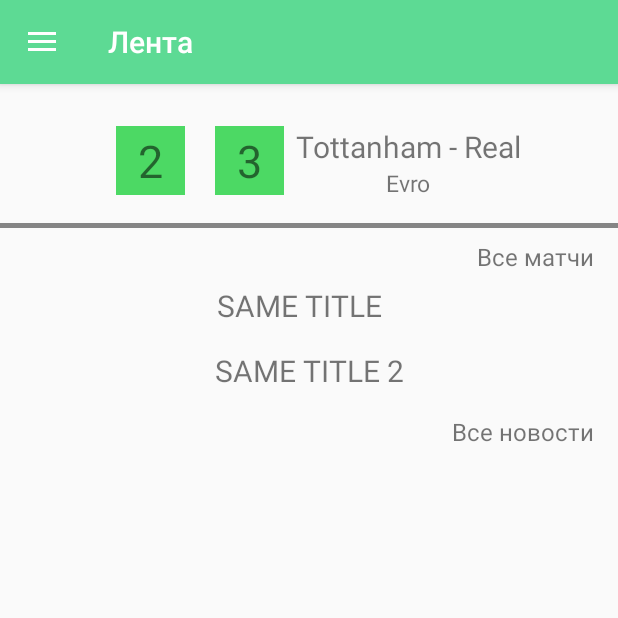
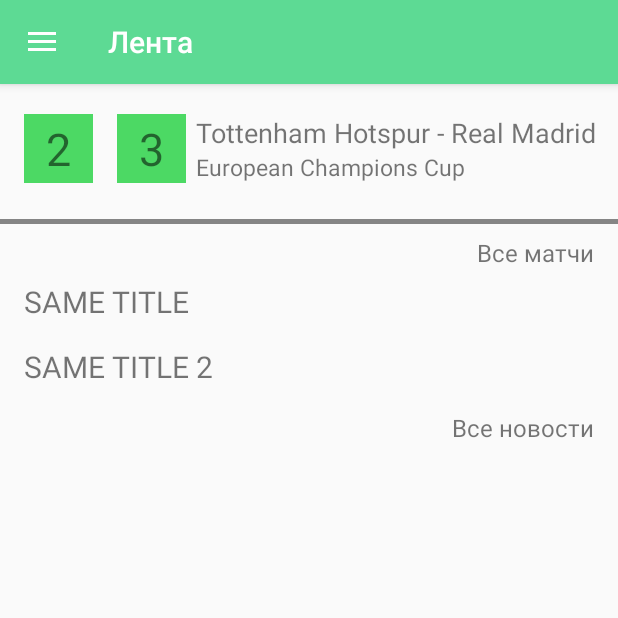
Before and after one commit to IIMullahmetov/FootballManagement, an Android app: the FeedFragment screen opened directly, with no data from a screen before it, on a phone screen of 412 x 824 dp, the top half of it. Run offline under Robolectric (Android 15) with nearby library versions, the phone set to English and light mode, and no system bars.

Commit message:
Code Cleanup, Design Fixes

```diff
--- a/Android/app/src/main/java/ru/kpfu/itis/android/activities/AuthActivity.java
+++ b/Android/app/src/main/java/ru/kpfu/itis/android/activities/AuthActivity.java
@@ -51,7 +51,7 @@ public class AuthActivity extends AppCompatActivity implements View.OnClickListe
     public void onClick(View v) {
         switch (v.getId()) {
             case R.id.btn_signIn:
-                Intent intent = new Intent(context, FeedActivity.class);
+                Intent intent = new Intent(context, MainActivity.class);
                 startActivity(intent);
                 finish();
                 break;
--- a/Android/app/src/main/java/ru/kpfu/itis/android/activities/MainActivity.java
+++ b/Android/app/src/main/java/ru/kpfu/itis/android/activities/MainActivity.java
@@ -24,14 +24,14 @@ public class MainActivity extends AppCompatActivity implements NavigationView.On
     @Override
     protected void onCreate(Bundle savedInstanceState) {
         super.onCreate(savedInstanceState);
-        setContentView(R.layout.activity_feed);
+        setContentView(R.layout.activity_main);
         bind();
         Fragment fragment = FeedFragment.newInstance(MainActivity.this);
         FragmentManager fragmentManager = getSupportFragmentManager();
         fragmentManager.beginTransaction().replace(R.id.flContent, fragment).commit();
 
 
-        DrawerLayout drawer = (DrawerLayout) findViewById(R.id.drawer_layout);
+        DrawerLayout drawer = findViewById(R.id.drawer_layout);
         ActionBarDrawerToggle toggle = new ActionBarDrawerToggle(
                 this, drawer, toolbar, R.string.navigation_drawer_open, R.string.navigation_drawer_close);
         drawer.addDrawerListener(toggle);
@@ -43,14 +43,14 @@ public class MainActivity extends AppCompatActivity implements NavigationView.On
     }
 
     private void bind() {
-        toolbar = (Toolbar) findViewById(R.id.toolbar);
+        toolbar = findViewById(R.id.toolbar);
         toolbar.setTitle(R.string.feed);
         setSupportActionBar(toolbar);
     }
 
     @Override
     public void onBackPressed() {
-        DrawerLayout drawer = (DrawerLayout) findViewById(R.id.drawer_layout);
+        DrawerLayout drawer = findViewById(R.id.drawer_layout);
         if (drawer.isDrawerOpen(GravityCompat.START)) {
             drawer.closeDrawer(GravityCompat.START);
         } else {
@@ -99,8 +99,11 @@ public class MainActivity extends AppCompatActivity implements NavigationView.On
             default:
                 fragment = FeedFragment.newInstance(MainActivity.this);
                 toolbar.setTitle(R.string.feed);
+                break;
         }
         FragmentManager fragmentManager = getSupportFragmentManager();
+
+        if (fragment!=null)
         fragmentManager.beginTransaction().replace(R.id.flContent, fragment).commit();
 
 
--- a/Android/app/src/main/java/ru/kpfu/itis/android/adapters/NewsAdapter.java
+++ b/Android/app/src/main/java/ru/kpfu/itis/android/adapters/NewsAdapter.java
@@ -33,6 +33,7 @@ public class NewsAdapter extends RecyclerView.Adapter<NewsAdapter.NewsViewHolder
 
     public void setmNewsList(List<News> mNewsList) {
         this.mNewsList = mNewsList;
+        notifyDataSetChanged();
     }
 
     @NonNull
--- a/Android/app/src/main/java/ru/kpfu/itis/android/fragments/FeedFragment.java
+++ b/Android/app/src/main/java/ru/kpfu/itis/android/fragments/FeedFragment.java
@@ -65,7 +65,7 @@ public class FeedFragment extends Fragment {
         matchesStatsAdapter = new MatchesStatsAdapter(context);
         //TODO подгрузка с сервера
         List<Match> matches = new ArrayList<>();
-        matches.add(new Match("Tottanham", "Real", "2", "3", "Evro", "06.04.2018"));
+        matches.add(new Match("Tottenham Hotspur", "Real Madrid", "2", "3", "European Champions Cup", "06.04.2018"));
         matchesStatsAdapter.setMatchList(matches);
         rvMatches.setAdapter(matchesStatsAdapter);
 
--- a/Android/app/src/main/res/layout/activity_feed.xml
+++ /dev/null
@@ -1,25 +0,0 @@
-<?xml version="1.0" encoding="utf-8"?>
-<android.support.v4.widget.DrawerLayout xmlns:android="http://schemas.android.com/apk/res/android"
-    xmlns:app="http://schemas.android.com/apk/res-auto"
-    xmlns:tools="http://schemas.android.com/tools"
-    android:id="@+id/drawer_layout"
-    android:layout_width="match_parent"
-    android:layout_height="match_parent"
-    android:fitsSystemWindows="true"
-    tools:openDrawer="start">
-
-    <include
-        layout="@layout/app_bar_feed"
-        android:layout_width="match_parent"
-        android:layout_height="match_parent" />
-
-    <android.support.design.widget.NavigationView
-        android:id="@+id/nav_view"
-        android:layout_width="wrap_content"
-        android:layout_height="match_parent"
-        android:layout_gravity="start"
-        android:fitsSystemWindows="true"
-        app:headerLayout="@layout/nav_header_feed"
-        app:menu="@menu/activity_feed_drawer" />
-
-</android.support.v4.widget.DrawerLayout>
--- a/Android/app/src/main/res/layout/app_bar_feed.xml
+++ b/Android/app/src/main/res/layout/app_bar_feed.xml
@@ -3,8 +3,7 @@
     xmlns:app="http://schemas.android.com/apk/res-auto"
     xmlns:tools="http://schemas.android.com/tools"
     android:layout_width="match_parent"
-    android:layout_height="match_parent"
-    tools:context="ru.kpfu.itis.android.activities.FeedActivity">
+    android:layout_height="match_parent">
 
     <android.support.design.widget.AppBarLayout
         android:layout_width="match_parent"
--- a/Android/app/src/main/res/layout/content_feed.xml
+++ b/Android/app/src/main/res/layout/content_feed.xml
@@ -5,19 +5,20 @@
     android:layout_width="match_parent"
     android:layout_height="match_parent"
     app:layout_behavior="@string/appbar_scrolling_view_behavior"
-    tools:context="ru.kpfu.itis.android.activities.FeedActivity"
     tools:showIn="@layout/app_bar_feed">
+
+
 
     <android.support.v7.widget.RecyclerView
         android:id="@+id/rv_stats_match"
-        android:layout_width="wrap_content"
+        android:layout_width="match_parent"
         android:layout_height="wrap_content"
         android:layout_marginEnd="8dp"
         android:layout_marginStart="8dp"
         android:layout_marginTop="8dp"
         app:layout_constraintEnd_toEndOf="parent"
         app:layout_constraintStart_toStartOf="parent"
-        app:layout_constraintTop_toTopOf="parent">
+        app:layout_constraintTop_toTopOf="@id/appBarLayout">
 
     </android.support.v7.widget.RecyclerView>
 
@@ -34,7 +35,7 @@
 
     <android.support.v7.widget.RecyclerView
         android:id="@+id/rv_news"
-        android:layout_width="wrap_content"
+        android:layout_width="match_parent"
         android:layout_height="wrap_content"
         android:layout_marginEnd="8dp"
         android:layout_marginStart="8dp"
--- a/Android/app/src/main/res/layout/match_item.xml
+++ b/Android/app/src/main/res/layout/match_item.xml
@@ -49,7 +49,7 @@
             android:layout_width="wrap_content"
             android:layout_height="wrap_content"
             android:text="Команда1"
-            android:textSize="18sp"
+            android:textSize="16sp"
             android:layout_marginRight="20dp"/>
 
         <TextView
@@ -57,7 +57,7 @@
             android:layout_width="wrap_content"
             android:layout_height="wrap_content"
             android:text="Команда2"
-            android:textSize="18sp" />
+            android:textSize="16sp" />
     </LinearLayout>
 
 </android.support.constraint.ConstraintLayout>
--- a/Android/app/src/main/res/layout/news_item.xml
+++ b/Android/app/src/main/res/layout/news_item.xml
@@ -1,10 +1,11 @@
 <?xml version="1.0" encoding="utf-8"?>
-<android.support.constraint.ConstraintLayout xmlns:android="http://schemas.android.com/apk/res/android"
+<LinearLayout xmlns:android="http://schemas.android.com/apk/res/android"
     xmlns:app="http://schemas.android.com/apk/res-auto"
     android:layout_width="match_parent"
     android:layout_height="wrap_content"
     android:layout_marginTop="8dp"
-    android:layout_marginBottom="8dp">
+    android:layout_marginBottom="8dp"
+    android:orientation="vertical">
 
     <ImageView
         android:id="@+id/iv_image_news"
@@ -17,18 +18,14 @@
 
     <TextView
         android:id="@+id/title_news"
-        app:layout_constraintHorizontal_chainStyle="packed"
-        app:layout_constraintHorizontal_bias="0.08"
-        android:layout_width="wrap_content"
+
+        android:layout_width="match_parent"
         android:layout_height="wrap_content"
         android:layout_marginEnd="8dp"
         android:layout_marginStart="8dp"
         android:text="TEST TEXT TEST TEXT"
         android:gravity="start"
-        android:textSize="20sp"
-        app:layout_constraintEnd_toEndOf="parent"
-        app:layout_constraintStart_toStartOf="parent"
-        app:layout_constraintTop_toBottomOf="@+id/iv_image_news" />
+        android:textSize="20sp" />
 
 
-</android.support.constraint.ConstraintLayout>
+</LinearLayout>
--- a/Android/app/src/main/res/layout/stats_match_item.xml
+++ b/Android/app/src/main/res/layout/stats_match_item.xml
@@ -2,32 +2,52 @@
 <android.support.constraint.ConstraintLayout
     xmlns:android="http://schemas.android.com/apk/res/android"
     xmlns:app="http://schemas.android.com/apk/res-auto"
-    xmlns:tools="http://schemas.android.com/tools"
     android:layout_width="match_parent"
     android:layout_height="wrap_content"
     android:paddingTop="20dp"
     android:paddingBottom="8dp">
 
     <TextView
-        app:layout_constraintHorizontal_chainStyle="spread_inside"
         android:id="@+id/goal_first_team"
         android:layout_width="46dp"
         android:layout_height="46dp"
-        android:layout_marginStart="20dp"
+        android:layout_marginBottom="8dp"
+        android:layout_marginStart="8dp"
+        android:background="@color/colorAccent"
         android:gravity="center"
-        android:background="@color/colorAccent"
         android:textSize="30sp"
-        app:layout_constraintStart_toStartOf="parent" />
+        app:layout_constraintBottom_toBottomOf="parent"
+        app:layout_constraintHorizontal_chainStyle="spread_inside"
+        app:layout_constraintStart_toStartOf="parent"
+        app:layout_constraintTop_toTopOf="parent" />
 
     <TextView
         android:id="@+id/goal_second_team"
         android:layout_width="46dp"
         android:layout_height="46dp"
-        android:layout_marginStart="20dp"
+        android:layout_marginBottom="8dp"
+        android:layout_marginStart="16dp"
+        android:background="@color/colorAccent"
         android:gravity="center"
-        android:background="@color/colorAccent"
         android:textSize="30sp"
-        app:layout_constraintStart_toEndOf="@+id/goal_first_team" />
+        app:layout_constraintBottom_toBottomOf="parent"
+        app:layout_constraintEnd_toStartOf="@+id/guideline"
+        app:layout_constraintHorizontal_bias="0.0"
+        app:layout_constraintStart_toEndOf="@+id/goal_first_team"
+        app:layout_constraintTop_toTopOf="parent" />
+
+    <LinearLayout
+        android:id="@+id/linearLayout"
+        android:layout_width="wrap_content"
+        android:layout_height="wrap_content"
+        android:layout_marginBottom="8dp"
+        android:layout_marginStart="8dp"
+        android:orientation="vertical"
+        app:layout_constraintBottom_toBottomOf="parent"
+        app:layout_constraintEnd_toEndOf="parent"
+        app:layout_constraintHorizontal_bias="0.0"
+        app:layout_constraintStart_toStartOf="@+id/guideline"
+        app:layout_constraintTop_toTopOf="parent">
 
         <TextView
             android:id="@+id/tv_teams"
@@ -36,10 +56,7 @@
             android:layout_marginEnd="8dp"
             android:layout_marginStart="8dp"
             android:text="BULAT - NURIK"
-        android:textSize="20sp"
-        app:layout_constraintEnd_toEndOf="parent"
-        app:layout_constraintStart_toEndOf="@+id/goal_second_team"
-        app:layout_constraintTop_toTopOf="parent" />
+            android:textSize="18sp" />
 
         <TextView
             android:id="@+id/tv_name_champshps"
@@ -52,5 +69,14 @@
             app:layout_constraintEnd_toEndOf="parent"
             app:layout_constraintStart_toEndOf="@+id/goal_second_team"
             app:layout_constraintTop_toBottomOf="@+id/tv_teams" />
+    </LinearLayout>
+
+    <android.support.constraint.Guideline
+        android:id="@+id/guideline"
+        android:layout_width="wrap_content"
+        android:layout_height="wrap_content"
+        android:orientation="vertical"
+        app:layout_constraintGuide_percent="0.27" />
+
 
 </android.support.constraint.ConstraintLayout>
--- a/Android/app/src/main/res/layout/toolbar.xml
+++ b/Android/app/src/main/res/layout/toolbar.xml
@@ -11,7 +11,7 @@
         android:layout_width="match_parent"
 
         android:layout_height="?attr/actionBarSize"
-        android:background="#10C073"
+        android:background="@color/colorPrimary"
         android:elevation="4dp"
         android:theme="@style/ThemeOverlay.AppCompat.ActionBar"
         app:popupTheme="@style/ThemeOverlay.AppCompat.Light"
```
Also changed, not shown: Android/app/src/main/AndroidManifest.xml (+1 -7 lines), Android/app/src/main/java/ru/kpfu/itis/android/activities/FeedActivity.java (deleted, +0 -161 lines), Android/app/src/main/java/ru/kpfu/itis/android/activities/MatchesActivity.java (deleted, +0 -128 lines), Android/app/src/main/java/ru/kpfu/itis/android/activities/SettingsActivity.java (+13 -0 lines), Android/app/src/main/res/layout/activity_matches.xml (deleted, +0 -25 lines), Android/app/src/main/res/layout/app_bar_matches.xml (+13 -4 lines). Lines whose indentation alone changed are shown as unchanged.
